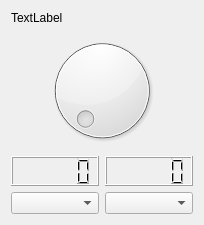
Old version of the form plugin/vectorindicatorwidget.ui in the repository eugesh/GraphPlugin.
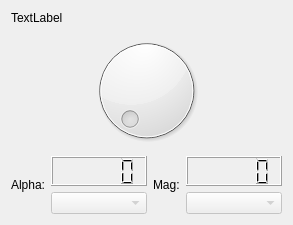
New version of the form.

Commit message:
Arrow indicator: labels for angle and magnitude
Hid comboBoxes

issue: 46

What changed in the file:
```diff
--- a/plugin/vectorindicatorwidget.ui
+++ b/plugin/vectorindicatorwidget.ui
@@ -6,7 +6,7 @@
    <rect>
     <x>0</x>
     <y>0</y>
-    <width>204</width>
+    <width>293</width>
     <height>225</height>
    </rect>
   </property>
@@ -59,12 +59,19 @@
      </item>
      <item>
       <layout class="QHBoxLayout" name="horizontalLayout">
+       <item>
+        <widget class="QLabel" name="label_angle">
+         <property name="text">
+          <string>Alpha:</string>
+         </property>
+        </widget>
+       </item>
        <item>
         <layout class="QVBoxLayout" name="verticalLayout">
          <item>
           <widget class="QLCDNumber" name="lcdNumber">
            <property name="sizePolicy">
-            <sizepolicy hsizetype="Minimum" vsizetype="Preferred">
+            <sizepolicy hsizetype="MinimumExpanding" vsizetype="Preferred">
              <horstretch>0</horstretch>
              <verstretch>0</verstretch>
             </sizepolicy>
@@ -84,10 +91,21 @@
           </widget>
          </item>
          <item>
-          <widget class="QComboBox" name="comboBox"/>
+          <widget class="QComboBox" name="comboBox">
+           <property name="enabled">
+            <bool>false</bool>
+           </property>
+          </widget>
          </item>
         </layout>
        </item>
+       <item>
+        <widget class="QLabel" name="label_mag">
+         <property name="text">
+          <string>Mag:</string>
+         </property>
+        </widget>
+       </item>
        <item>
         <layout class="QVBoxLayout" name="verticalLayout_2">
          <item>
@@ -96,7 +114,7 @@
             <bool>true</bool>
            </property>
            <property name="sizePolicy">
-            <sizepolicy hsizetype="Minimum" vsizetype="Maximum">
+            <sizepolicy hsizetype="MinimumExpanding" vsizetype="Preferred">
              <horstretch>0</horstretch>
              <verstretch>0</verstretch>
             </sizepolicy>
@@ -118,7 +136,7 @@
          <item>
           <widget class="QComboBox" name="comboBox_2">
            <property name="enabled">
-            <bool>true</bool>
+            <bool>false</bool>
            </property>
           </widget>
          </item>
```
The commit also changes 1 other file.
